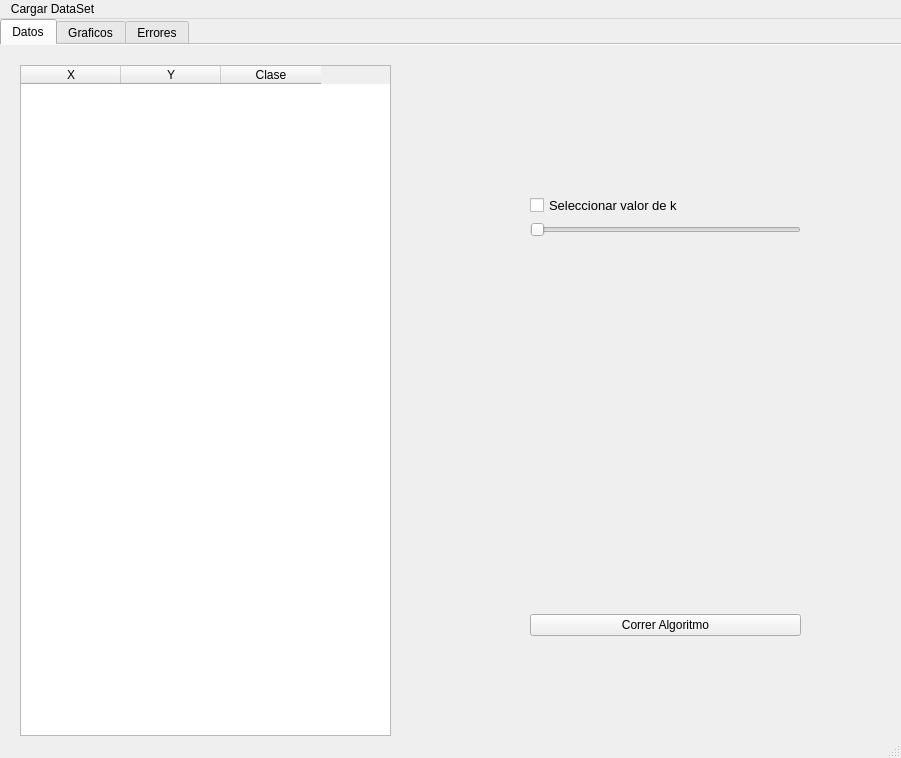
First picture: the form in view/main_view.ui, repository augusto99-dev/AIKnnAlghoritm, before the edit.
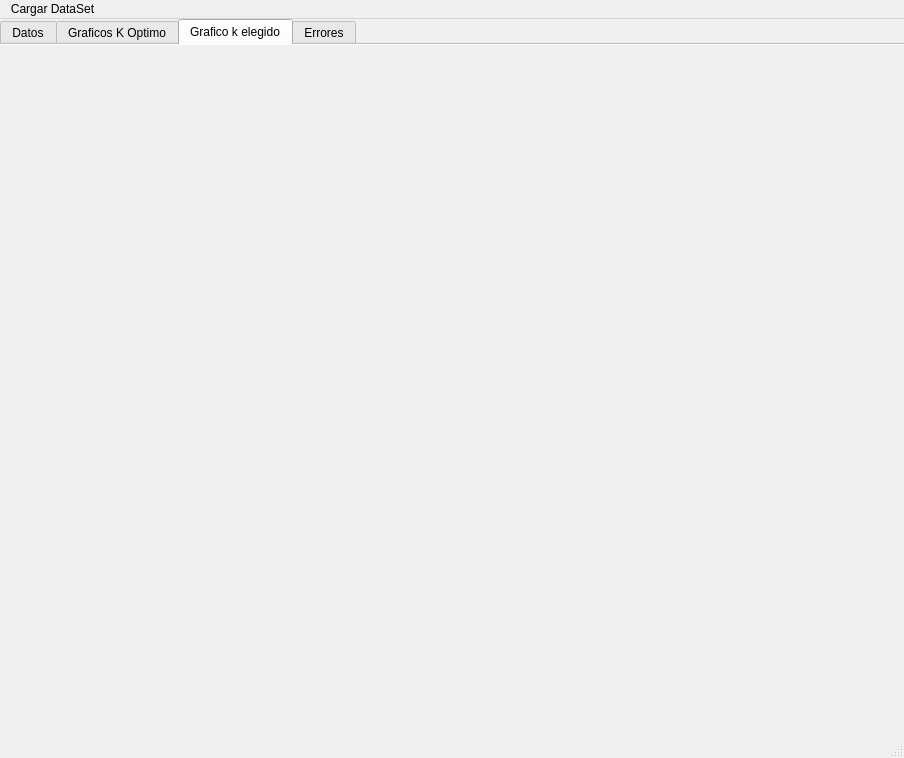
Second picture: the form after the edit. The open tabs and pages were chosen to show the change.

```diff
--- a/view/main_view.ui
+++ b/view/main_view.ui
@@ -6,7 +6,7 @@
    <rect>
     <x>0</x>
     <y>0</y>
-    <width>901</width>
+    <width>904</width>
     <height>758</height>
    </rect>
   </property>
@@ -157,7 +157,7 @@
     </widget>
     <widget class="QWidget" name="tab_3">
      <attribute name="title">
-      <string>Graficos</string>
+      <string>Graficos K Optimo</string>
      </attribute>
      <widget class="QWidget" name="verticalLayoutWidget">
       <property name="geometry">
@@ -265,6 +265,33 @@
       </layout>
      </widget>
     </widget>
+    <widget class="QWidget" name="tab_4">
+     <attribute name="title">
+      <string>Grafico k elegido</string>
+     </attribute>
+     <widget class="QWidget" name="horizontalLayoutWidget_3">
+      <property name="geometry">
+       <rect>
+        <x>0</x>
+        <y>30</y>
+        <width>421</width>
+        <height>331</height>
+       </rect>
+      </property>
+      <layout class="QHBoxLayout" name="layout_k_sel"/>
+     </widget>
+     <widget class="QWidget" name="horizontalLayoutWidget_4">
+      <property name="geometry">
+       <rect>
+        <x>420</x>
+        <y>30</y>
+        <width>421</width>
+        <height>331</height>
+       </rect>
+      </property>
+      <layout class="QHBoxLayout" name="layout_k_sel_pon"/>
+     </widget>
+    </widget>
     <widget class="QWidget" name="tab_2">
      <attribute name="title">
       <string>Errores</string>
@@ -299,7 +326,7 @@
     <rect>
      <x>0</x>
      <y>0</y>
-     <width>901</width>
+     <width>904</width>
      <height>21</height>
     </rect>
    </property>
```
